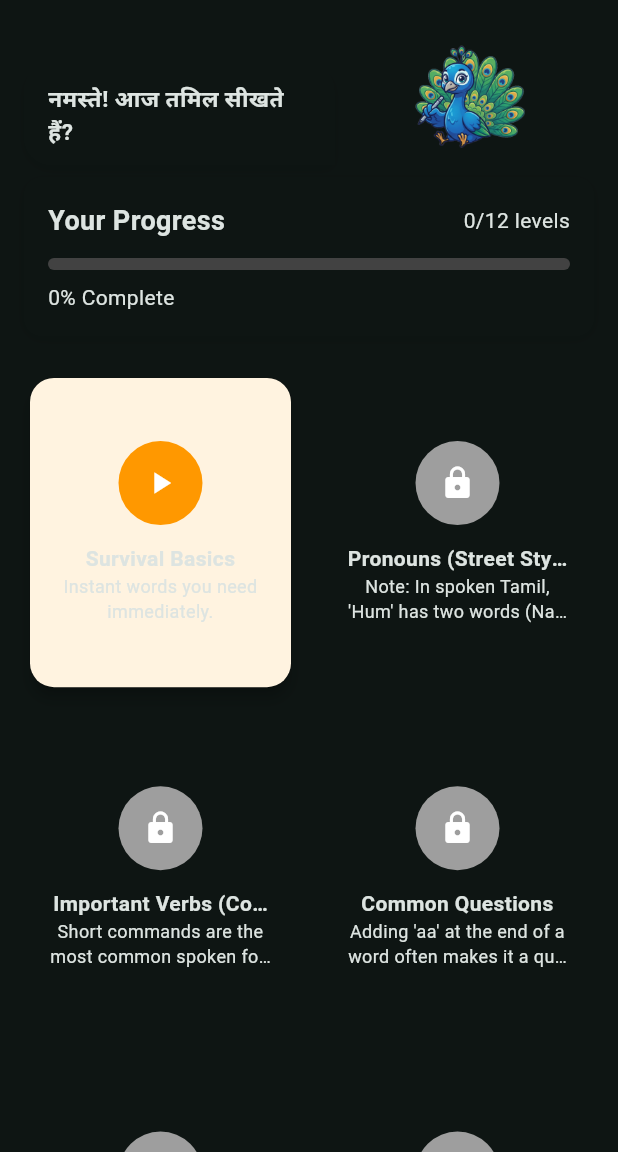
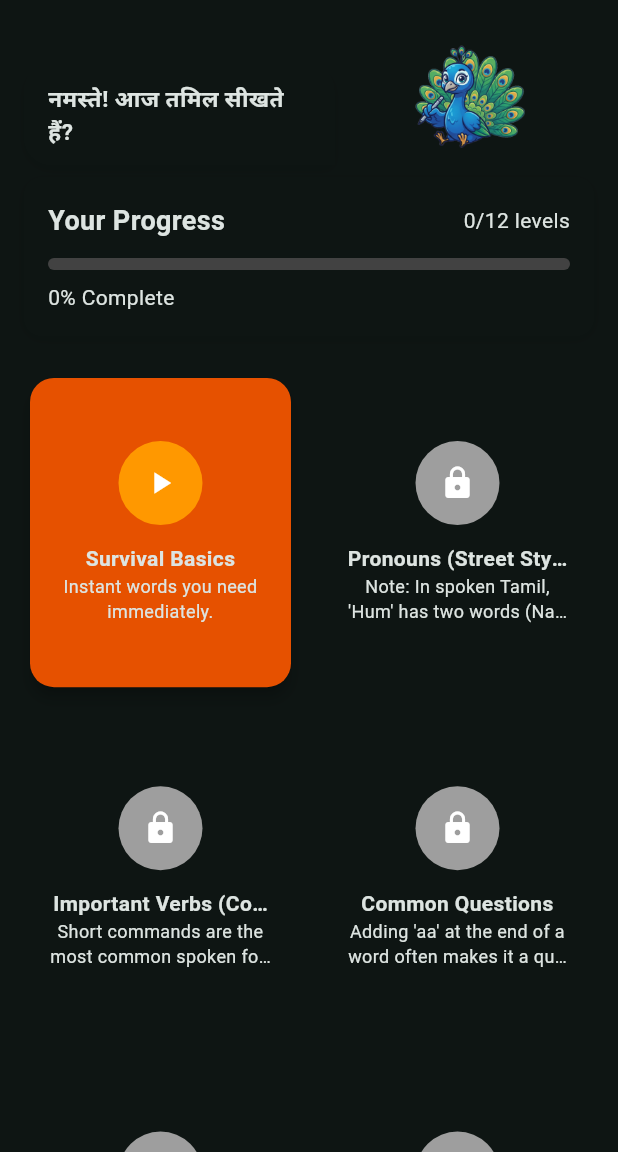
Before and after one commit to pranavm1502/tamil_via_hindi, a Flutter app: the screen it shows after launch, after a tap on the "dark mode" icon, on a phone screen of 412 x 824 dp, the part 84-1236 px from its top. Run offline on Flutter 3.47's test engine with Material 3 defaults, Android fonts, the phone set to English and light mode, and no system bars; our stand-ins replace audioplayers, confetti, flutter_tts, shared_preferences.

Commit message:
Fix dark mode colors for lesson boxes
Updated lesson tile colors to use dark shades in dark mode:
- Completed lessons: green.shade900 (dark mode) / green.shade50 (light mode)
- In-progress lessons: orange.shade900 (dark mode) / orange.shade50 (light mode)

This ensures proper contrast and visual clarity in dark mode while
maintaining the color-coded distinction between lesson states.

```diff
--- a/tamil_setu/lib/screens/dashboard_screen.dart
+++ b/tamil_setu/lib/screens/dashboard_screen.dart
@@ -130,9 +130,12 @@ class _LessonTile extends StatelessWidget {
       builder: (context, progress, child) {
         final isLocked = progress.isLessonLocked(index);
         final isCompleted = progress.isLessonCompleted(index);
+        final bool isDark = Theme.of(context).brightness == Brightness.dark;
         final Color cardColor = isLocked
             ? Theme.of(context).cardColor.withAlpha(179)
-            : isCompleted ? Colors.green.shade50 : Colors.orange.shade50;
+            : isCompleted
+                ? (isDark ? Colors.green.shade900 : Colors.green.shade50)
+                : (isDark ? Colors.orange.shade900 : Colors.orange.shade50);
 
         return Card(
             elevation: isLocked ? 0 : 4,
```
